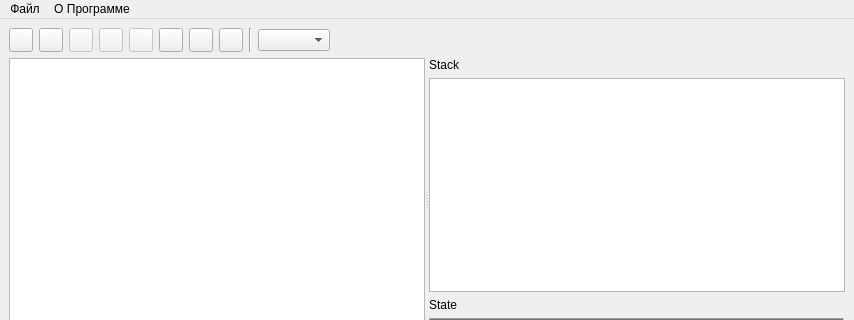
This is mainwindow.ui in gamehunt/AssemblySimulator as Qt 5 draws it before an edit; both pictures show x 0 to 854 and y 0 to 320 of the 854 by 584 pixel window. The edited form follows.
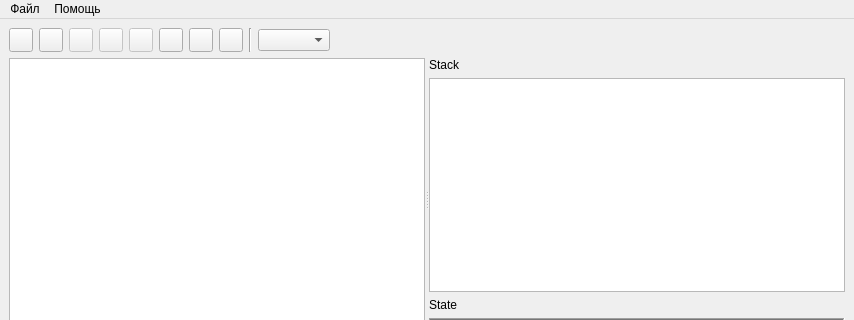
This is the edited form. Icons and pictures are not drawn. Custom widgets are drawn as their Qt base class.

Commit message: fixed infinite loops stop

```diff
--- a/mainwindow.ui
+++ b/mainwindow.ui
@@ -383,7 +383,7 @@
    </widget>
    <widget class="QMenu" name="menu_2">
     <property name="title">
-     <string>О Программе</string>
+     <string>Помощь</string>
     </property>
    </widget>
    <addaction name="menu"/>
```
Left out of the diff: 6 changed lines with no effect on the pictures. The commit also changes 1 other file.
